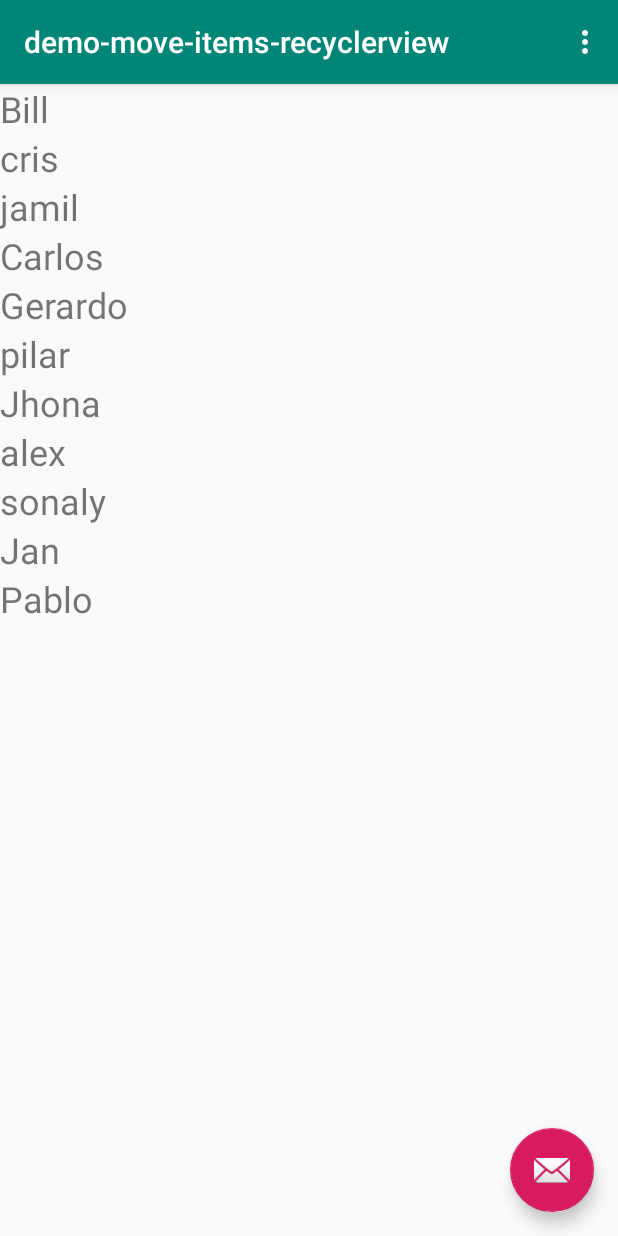
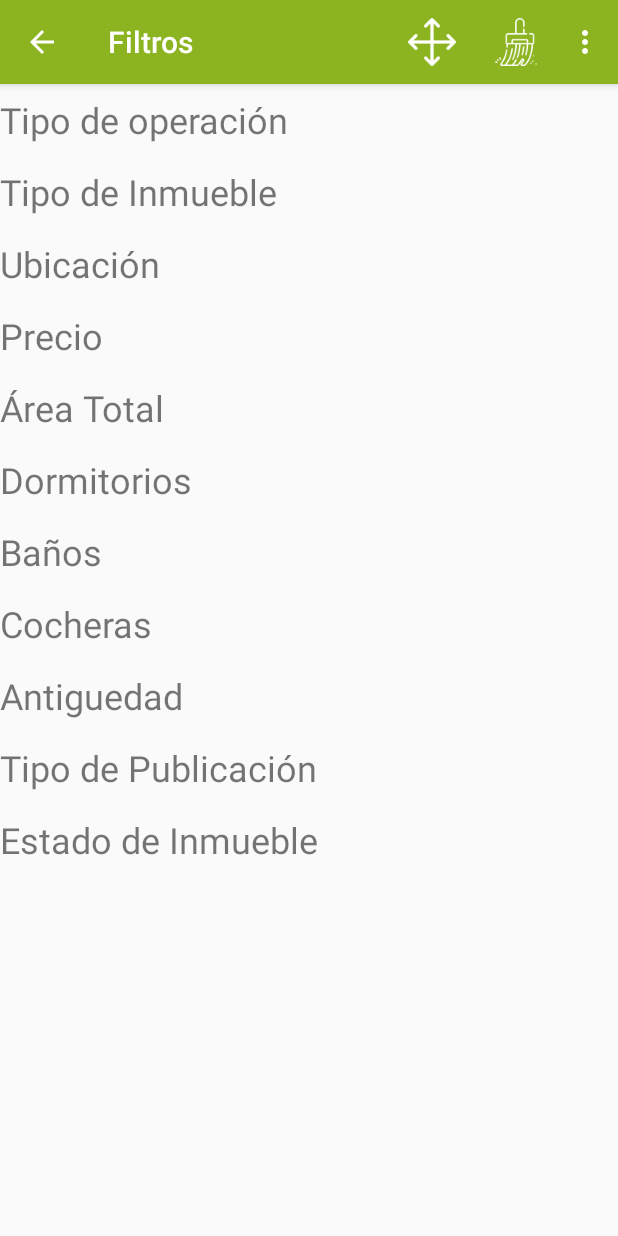
Before and after one commit to CarlitosDroid/demo-move-items-recyclerview, an Android app: the screen it shows after launch (MainActivity), on a phone screen of 412 x 824 dp. Run offline under Robolectric (Android 15) with nearby library versions, the phone set to English and light mode, and no system bars.

Commit message:
Update project

```diff
--- a/app/src/main/AndroidManifest.xml
+++ b/app/src/main/AndroidManifest.xml
@@ -10,7 +10,7 @@
         android:supportsRtl="true"
         android:theme="@style/AppTheme">
         <activity
-            android:name=".MainActivity"
+            android:name=".main.MainActivity"
             android:label="@string/app_name"
             android:theme="@style/AppTheme.NoActionBar">
             <intent-filter>
--- a/app/src/main/java/com/carlitosdroid/demo_move_items_recyclerview/MainActivity.kt
+++ /dev/null
@@ -1,107 +0,0 @@
-package com.carlitosdroid.demo_move_items_recyclerview
-
-import android.os.Bundle
-import android.support.v7.app.AppCompatActivity
-import android.support.v7.view.ActionMode
-import android.support.v7.widget.LinearLayoutManager
-import android.support.v7.widget.RecyclerView
-import android.support.v7.widget.helper.ItemTouchHelper
-import android.view.Menu
-import android.view.MenuItem
-import com.carlitosdroid.demo_move_items_recyclerview.helper.SimpleItemTouchHelperCallback
-import kotlinx.android.synthetic.main.activity_main.*
-import kotlinx.android.synthetic.main.content_main.*
-
-class MainActivity : AppCompatActivity(), PersonAdapter.OnDragStartListener{
-
-    private var actionMode: ActionMode? = null
-    private var actionModeCallback: ActionModeCallback? = null
-
-    private var mItemTouchHelper : ItemTouchHelper? = null
-    val people : MutableList<Person> = mutableListOf()
-    var adapterPerson : PersonAdapter?=null
-
-
-    override fun onCreate(savedInstanceState: Bundle?) {
-        super.onCreate(savedInstanceState)
-        setContentView(R.layout.activity_main)
-        setSupportActionBar(toolbar)
-
-        fab.setOnClickListener { view ->
-            if (actionMode == null) {
-                actionMode = startSupportActionMode(actionModeCallback!!)
-                adapterPerson!!.enabledItems(true)
-            }
-        }
-        people.add(Person(1, "Bill", "72041666"))
-        people.add(Person(2, "cris", "72041789"))
-        people.add(Person(3, "jamil", "72041616"))
-        people.add(Person(1, "Carlos", "72041666"))
-        people.add(Person(2, "Gerardo", "72041789"))
-        people.add(Person(3, "pilar", "72041616"))
-        people.add(Person(1, "Jhona", "72041666"))
-        people.add(Person(2, "alex", "72041789"))
-        people.add(Person(3, "sonaly", "72041616"))
-        people.add(Person(3, "Jan", "72041616"))
-        people.add(Person(3, "Pablo", "72041616"))
-
-        adapterPerson = PersonAdapter(people,this)
-        rvPerson.adapter = adapterPerson
-        rvPerson.layoutManager = LinearLayoutManager(this)
-
-        val callback = SimpleItemTouchHelperCallback(adapterPerson!!)
-        mItemTouchHelper = ItemTouchHelper(callback)
-        mItemTouchHelper!!.attachToRecyclerView(rvPerson)
-        actionModeCallback = ActionModeCallback()
-
-    }
-
-    override fun onCreateOptionsMenu(menu: Menu): Boolean {
-        // Inflate the menu; this adds items to the action bar if it is present.
-        menuInflater.inflate(R.menu.menu_main, menu)
-        return true
-    }
-
-    override fun onOptionsItemSelected(item: MenuItem): Boolean {
-        // Handle action bar item clicks here. The action bar will
-        // automatically handle clicks on the Home/Up button, so long
-        // as you specify a parent activity in AndroidManifest.xml.
-        return when (item.itemId) {
-            R.id.action_settings -> true
-            else -> super.onOptionsItemSelected(item)
-        }
-    }
-
-    private inner class ActionModeCallback : ActionMode.Callback {
-
-        override fun onCreateActionMode(mode: ActionMode, menu: Menu): Boolean {
-            mode.menuInflater.inflate(R.menu.menu_native_mode, menu)
-            return true
-        }
-
-        override fun onPrepareActionMode(mode: ActionMode, menu: Menu): Boolean {
-            return false
-        }
-
-        override fun onActionItemClicked(mode: ActionMode, item: MenuItem): Boolean {
-            return when (item.itemId) {
-                R.id.action_delete -> {
-                    adapterPerson!!.enabledItems(false)
-                    mode.finish()
-                    true
-                }
-
-                else -> false
-            }
-        }
-
-        override fun onDestroyActionMode(mode: ActionMode) {
-            actionMode = null
-        }
-    }
-
-    override fun onDragStarted(viewHolder: RecyclerView.ViewHolder) {
-        mItemTouchHelper!!.startDrag(viewHolder)
-    }
-
-}
--- /dev/null
+++ b/app/src/main/java/com/carlitosdroid/demo_move_items_recyclerview/main/MainActivity.kt
@@ -0,0 +1,132 @@
+package com.carlitosdroid.demo_move_items_recyclerview.main
+
+import android.graphics.Color
+import android.os.Build
+import android.os.Bundle
+import android.support.v7.app.AppCompatActivity
+import android.support.v7.view.ActionMode
+import android.support.v7.widget.LinearLayoutManager
+import android.support.v7.widget.helper.ItemTouchHelper
+import android.view.Menu
+import android.view.MenuItem
+import com.carlitosdroid.demo_move_items_recyclerview.model.Person
+import com.carlitosdroid.demo_move_items_recyclerview.R
+import com.carlitosdroid.demo_move_items_recyclerview.helper.SimpleItemTouchHelperCallback
+import kotlinx.android.synthetic.main.activity_main.*
+import kotlinx.android.synthetic.main.content_main.*
+
+class MainActivity : AppCompatActivity() {
+
+    private var actionMode: ActionMode? = null
+    private var actionModeCallback: ActionModeCallback? = null
+
+    private var mItemTouchHelper: ItemTouchHelper? = null
+
+    private val personList: MutableList<Person> = mutableListOf(
+            Person(1, "Tipo de operación", "72041666"),
+            Person(2, "Tipo de Inmueble", "72041789"),
+            Person(3, "Ubicación", "72041789"),
+            Person(4, "Precio", "72041789"),
+            Person(5, "Área Total", "72041789"),
+            Person(6, "Dormitorios", "72041789"),
+            Person(7, "Baños", "72041789"),
+            Person(8, "Cocheras", "72041789"),
+            Person(9, "Antiguedad", "72041789"),
+            Person(10, "Tipo de Publicación", "72041789"),
+            Person(10, "Estado de Inmueble", "72041789")
+    )
+
+    private val personAdapter = PersonAdapter(personList) { myViewHolder ->
+        mItemTouchHelper!!.startDrag(myViewHolder)
+    }
+
+    override fun onCreate(savedInstanceState: Bundle?) {
+        super.onCreate(savedInstanceState)
+        setContentView(R.layout.activity_main)
+        setUpToolbar()
+
+        rvPerson.adapter = personAdapter
+        rvPerson.layoutManager = LinearLayoutManager(this)
+
+        val callback = SimpleItemTouchHelperCallback(personAdapter)
+        mItemTouchHelper = ItemTouchHelper(callback)
+        mItemTouchHelper!!.attachToRecyclerView(rvPerson)
+
+        actionModeCallback = ActionModeCallback(personAdapter)
+
+    }
+
+    private fun setUpToolbar() {
+        setSupportActionBar(toolbar)
+        supportActionBar!!.setDisplayHomeAsUpEnabled(true)
+    }
+
+    override fun onCreateOptionsMenu(menu: Menu): Boolean {
+        // Inflate the menu; this adds items to the action bar if it is present.
+        menuInflater.inflate(R.menu.menu_main, menu)
+        return true
+    }
+
+    override fun onOptionsItemSelected(item: MenuItem): Boolean {
+        // Handle action bar item clicks here. The action bar will
+        // automatically handle clicks on the Home/Up button, so long
+        // as you specify a parent activity in AndroidManifest.xml.
+        return when (item.itemId) {
+            R.id.action_move -> {
+                if (actionMode == null) {
+                    actionMode = startSupportActionMode(actionModeCallback!!)
+                    actionMode!!.title = "Mover Items"
+                    personAdapter.enabledItems(true)
+                }
+                true
+            }
+
+            R.id.action_clear1 -> {
+                true
+            }
+
+
+            R.id.action_clear2 -> {
+                true
+            }
+
+            else -> super.onOptionsItemSelected(item)
+        }
+    }
+
+    private inner class ActionModeCallback(val personAdapter: PersonAdapter) : ActionMode.Callback {
+
+        private var statusBarColor: Int = 0
+
+        override fun onCreateActionMode(mode: ActionMode, menu: Menu): Boolean {
+            mode.menuInflater.inflate(R.menu.menu_native_mode, menu)
+            if (Build.VERSION.SDK_INT >= Build.VERSION_CODES.LOLLIPOP) {
+                statusBarColor = window.statusBarColor
+                window.statusBarColor = Color.GRAY
+            }
+            return true
+        }
+
+        override fun onPrepareActionMode(mode: ActionMode, menu: Menu): Boolean {
+            return false
+        }
+
+        override fun onActionItemClicked(mode: ActionMode, item: MenuItem): Boolean {
+            return when (item.itemId) {
+                R.id.action_delete -> {
+                    personAdapter.enabledItems(false)
+                    mode.finish()
+                    true
+                }
+
+                else -> false
+            }
+        }
+
+        override fun onDestroyActionMode(mode: ActionMode) {
+            personAdapter.enabledItems(false)
+            actionMode = null
+            if (Build.VERSION.SDK_INT >= Build.VERSION_CODES.LOLLIPOP) window.statusBarColor = statusBarColor
+        }
+    }
+}
--- a/app/src/main/java/com/carlitosdroid/demo_move_items_recyclerview/PersonAdapter.kt
+++ b/app/src/main/java/com/carlitosdroid/demo_move_items_recyclerview/main/PersonAdapter.kt
@@ -1,4 +1,4 @@
-package com.carlitosdroid.demo_move_items_recyclerview
+package com.carlitosdroid.demo_move_items_recyclerview.main
 
 import android.support.v4.view.MotionEventCompat
 import android.support.v7.widget.RecyclerView
@@ -6,15 +6,17 @@ import android.view.LayoutInflater
 import android.view.MotionEvent
 import android.view.View
 import android.view.ViewGroup
+import com.carlitosdroid.demo_move_items_recyclerview.R
 import com.carlitosdroid.demo_move_items_recyclerview.helper.ItemTouchHelperInterface
-import kotlinx.android.synthetic.main.person_item.view.*
+import com.carlitosdroid.demo_move_items_recyclerview.model.Person
+import kotlinx.android.synthetic.main.item_person.view.*
 
-class PersonAdapter(val personArrayList: MutableList<Person>,
-                    var onDragStartListener: OnDragStartListener) : RecyclerView.Adapter<PersonAdapter.MyViewHolder>(), ItemTouchHelperInterface {
+class PersonAdapter(private val personArrayList: MutableList<Person>,
+                    var onDragStartListener: (MyViewHolder) -> Unit) : RecyclerView.Adapter<PersonAdapter.MyViewHolder>(), ItemTouchHelperInterface {
 
     override fun onCreateViewHolder(p0: ViewGroup, p1: Int): MyViewHolder {
         return MyViewHolder(LayoutInflater.from(p0.context)
-                .inflate(R.layout.person_item, p0, false))
+                .inflate(R.layout.item_person, p0, false))
     }
 
     override fun getItemCount() = personArrayList.size
@@ -47,7 +49,7 @@ class PersonAdapter(val personArrayList: MutableList<Person>,
         init {
             itemView.ivDrag.setOnTouchListener { _, event ->
                 if (MotionEventCompat.getActionMasked(event) == MotionEvent.ACTION_DOWN) {
-                    onDragStartListener!!.onDragStarted(this)
+                    onDragStartListener(this)
                 }
                 false
             }
@@ -58,13 +60,8 @@ class PersonAdapter(val personArrayList: MutableList<Person>,
             if (person.drag) {
                 itemView.ivDrag.visibility = View.VISIBLE
             } else {
-                itemView.ivDrag.visibility = View.GONE
+                itemView.ivDrag.visibility = View.INVISIBLE
             }
         }
     }
-
-    interface OnDragStartListener {
-        fun onDragStarted(viewHolder: RecyclerView.ViewHolder)
-    }
-
 }
--- a/app/src/main/java/com/carlitosdroid/demo_move_items_recyclerview/Person.kt
+++ b/app/src/main/java/com/carlitosdroid/demo_move_items_recyclerview/model/Person.kt
@@ -1,4 +1,4 @@
-package com.carlitosdroid.demo_move_items_recyclerview
+package com.carlitosdroid.demo_move_items_recyclerview.model
 
 data class Person(val id: Int,
                   val name: String,
--- a/app/src/main/res/layout/activity_main.xml
+++ b/app/src/main/res/layout/activity_main.xml
@@ -4,7 +4,7 @@
     xmlns:tools="http://schemas.android.com/tools"
     android:layout_width="match_parent"
     android:layout_height="match_parent"
-    tools:context=".MainActivity">
+    tools:context=".main.MainActivity">
 
     <android.support.design.widget.AppBarLayout
         android:layout_width="match_parent"
@@ -22,12 +22,4 @@
 
     <include layout="@layout/content_main" />
 
-    <android.support.design.widget.FloatingActionButton
-        android:id="@+id/fab"
-        android:layout_width="wrap_content"
-        android:layout_height="wrap_content"
-        android:layout_gravity="bottom|end"
-        android:layout_margin="@dimen/fab_margin"
-        app:srcCompat="@android:drawable/ic_dialog_email" />
-
 </android.support.design.widget.CoordinatorLayout>
--- a/app/src/main/res/layout/content_main.xml
+++ b/app/src/main/res/layout/content_main.xml
@@ -5,7 +5,7 @@
     android:layout_width="match_parent"
     android:layout_height="match_parent"
     app:layout_behavior="@string/appbar_scrolling_view_behavior"
-    tools:context=".MainActivity"
+    tools:context=".main.MainActivity"
     tools:showIn="@layout/activity_main">
 
     <android.support.v7.widget.RecyclerView
--- /dev/null
+++ b/app/src/main/res/layout/item_person.xml
@@ -0,0 +1,22 @@
+<?xml version="1.0" encoding="utf-8"?>
+<LinearLayout xmlns:android="http://schemas.android.com/apk/res/android"
+    xmlns:tools="http://schemas.android.com/tools"
+    android:layout_width="match_parent"
+    android:layout_height="wrap_content"
+    android:orientation="horizontal">
+
+    <TextView
+        android:id="@+id/tvName"
+        android:layout_width="0dp"
+        android:layout_height="match_parent"
+        android:layout_weight="1"
+        android:gravity="center_vertical"
+        android:textSize="24sp"
+        tools:text="Bill Flores " />
+
+    <ImageView
+        android:id="@+id/ivDrag"
+        android:layout_width="48dp"
+        android:layout_height="48dp"
+        android:src="@drawable/ic_drag_handle_black_24dp" />
+</LinearLayout>
--- a/app/src/main/res/layout/person_item.xml
+++ /dev/null
@@ -1,22 +0,0 @@
-<?xml version="1.0" encoding="utf-8"?>
-<LinearLayout xmlns:android="http://schemas.android.com/apk/res/android"
-    android:layout_width="match_parent"
-    android:layout_height="wrap_content"
-    android:orientation="horizontal"
-    xmlns:tools="http://schemas.android.com/tools">
-
-    <TextView
-        android:id="@+id/tvName"
-        android:textSize="24sp"
-        android:layout_weight="1"
-        android:layout_width="wrap_content"
-        android:layout_height="wrap_content"
-       tools:text="Bill Flores "/>
-
-    <ImageView
-        android:id="@+id/ivDrag"
-        android:layout_weight="0"
-        android:layout_width="wrap_content"
-        android:layout_height="wrap_content"
-        android:src="@android:drawable/ic_input_add"/>
-</LinearLayout>
--- a/app/src/main/res/menu/menu_main.xml
+++ b/app/src/main/res/menu/menu_main.xml
@@ -1,10 +1,26 @@
 <menu xmlns:android="http://schemas.android.com/apk/res/android"
     xmlns:app="http://schemas.android.com/apk/res-auto"
     xmlns:tools="http://schemas.android.com/tools"
-    tools:context="com.carlitosdroid.demo_move_items_recyclerview.MainActivity">
+    tools:context="com.carlitosdroid.demo_move_items_recyclerview.main.MainActivity">
+
     <item
-        android:id="@+id/action_settings"
-        android:orderInCategory="100"
-        android:title="@string/action_settings"
+        android:id="@+id/action_move"
+        android:icon="@drawable/move_arrows"
+        android:orderInCategory="101"
+        android:title="Mover"
+        app:showAsAction="ifRoom" />
+
+    <item
+        android:id="@+id/action_clear1"
+        android:icon="@drawable/broom"
+        android:orderInCategory="102"
+        android:title="Limpiar"
+        app:showAsAction="ifRoom" />
+
+    <item
+        android:id="@+id/action_clear2"
+        android:orderInCategory="103"
+        android:title="Limpiar"
         app:showAsAction="never" />
+
 </menu>
--- a/app/src/main/res/menu/menu_native_mode.xml
+++ b/app/src/main/res/menu/menu_native_mode.xml
@@ -4,8 +4,7 @@
     tools:mContext="info.androidhive.gmail.activity.MainActivity">
     <item
         android:id="@+id/action_delete"
-        android:icon="@drawable/ic_delete_white_24dp"
         android:orderInCategory="100"
-        android:title="delete"
+        android:title="Terminar"
         app:showAsAction="always" />
 </menu>
--- a/app/src/main/res/values/colors.xml
+++ b/app/src/main/res/values/colors.xml
@@ -1,8 +1,8 @@
 <?xml version="1.0" encoding="utf-8"?>
 <resources>
-    <color name="colorPrimary">#008577</color>
-    <color name="colorPrimaryDark">#00574B</color>
-    <color name="colorAccent">#D81B60</color>
+    <color name="colorPrimary">#8CB420</color>
+    <color name="colorPrimaryDark">#74961A</color>
+    <color name="colorAccent">#E76414</color>
 
     <color name="md_grey_700">#616161</color>
 </resources>
--- a/app/src/main/res/values/strings.xml
+++ b/app/src/main/res/values/strings.xml
@@ -1,4 +1,4 @@
 <resources>
-    <string name="app_name">demo-move-items-recyclerview</string>
+    <string name="app_name">Filtros</string>
     <string name="action_settings">Settings</string>
 </resources>
```
Also changed, not shown: app/src/main/res/drawable-hdpi/ic_drag_handle_black_24dp.png (added), app/src/main/res/drawable-mdpi/ic_drag_handle_black_24dp.png (added), app/src/main/res/drawable-nodpi/broom.png (added), app/src/main/res/drawable-nodpi/move_arrows.png (added), app/src/main/res/drawable-xhdpi/ic_drag_handle_black_24dp.png (added), app/src/main/res/drawable-xxhdpi/ic_drag_handle_black_24dp.png (added), app/src/main/res/drawable-xxxhdpi/ic_drag_handle_black_24dp.png (added).
